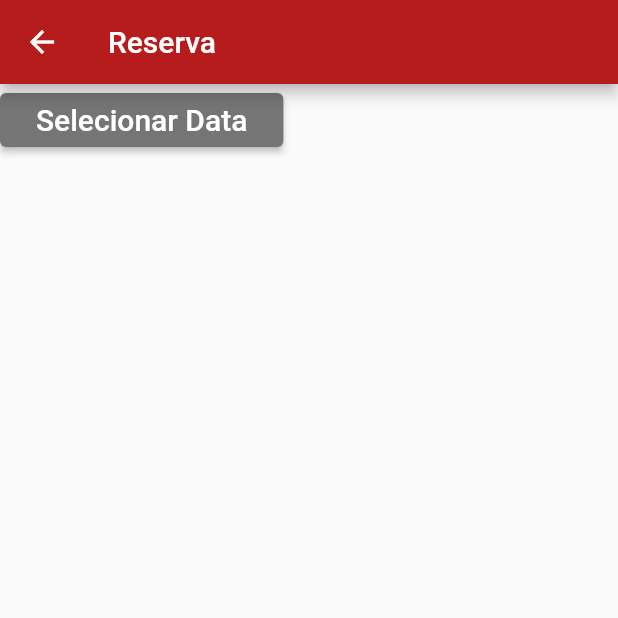
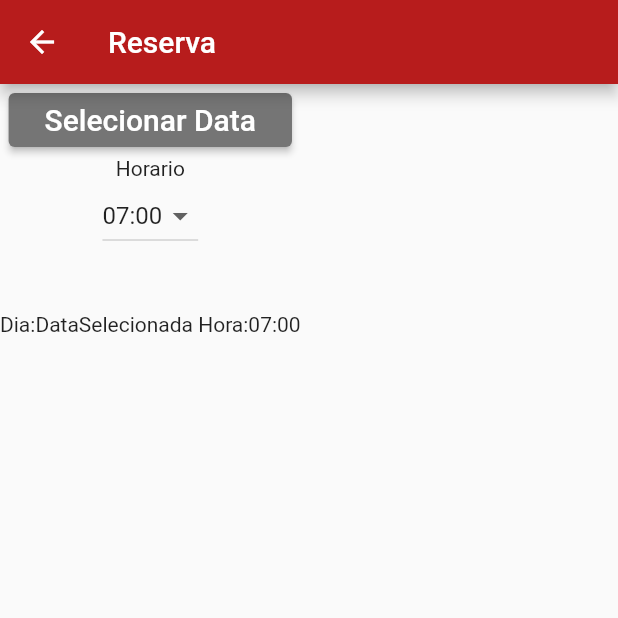
Before and after one commit to gabrielbarreto030/MotoView2, a Flutter app: the Agendamento screen opened directly, on a phone screen of 412 x 824 dp, the top half of it. Run offline on Flutter 3.47's test engine with Material 2 defaults, Android fonts, the phone set to English and light mode, and no system bars.

Commit message:
Implementado Campo de Seleção de Horario

```diff
--- a/lib/screen/Agendamento.dart
+++ b/lib/screen/Agendamento.dart
@@ -9,9 +9,52 @@ class Agendamento extends StatefulWidget{
   }
 }
 
+class Horario{
+  int id;
+  String hora;
+
+  Horario(this.id,this.hora);
+
+  static List<Horario> getHorario (){
+    return <Horario>[
+      Horario(1,"07:00"),
+      Horario(1,"08:00"),
+      Horario(1,"09:00"),
+      Horario(1,"10:00"),
+      Horario(1,"11:00"),
+      Horario(1,"12:00"),
+      Horario(1,"13:00"),
+      Horario(1,"14:00"),
+      Horario(1,"15:00"),
+      Horario(1,"16:00"),
+      Horario(1,"17:00"),
+      Horario(1,"18:00"),
+      Horario(1,"19:00"),
+      ];
+  }
+}
 
 class StateAgendamento extends State<Agendamento>{
-   DateTime _date=DateTime.now();
+   DateTime _date=DateTime.now();//Pegar Data Atual
+   List<Horario> _horarios=Horario.getHorario();
+   List<DropdownMenuItem<Horario>> _dropdownhorarios;
+   Horario _selectedHorario;
+
+   @override
+   void initState(){
+     _dropdownhorarios=Builddrophorarios(_horarios);
+     _selectedHorario=_dropdownhorarios[0].value;
+     super.initState();
+   }
+
+   List<DropdownMenuItem<Horario>> Builddrophorarios(List horarios){
+       List<DropdownMenuItem<Horario>> horas = List();
+
+       for(Horario hora in horarios){
+         horas.add(DropdownMenuItem(value: hora,child: Text(hora.hora)));
+       }
+       return horas;
+   }
 
    Future<Null> FazData(BuildContext context) async {
       final DateTime DataClick= await showDatePicker(
@@ -26,6 +69,11 @@ class StateAgendamento extends State<Agendamento>{
           print(_date.toString());
         });
       }
+    }
+    ChangedHorario(Horario selectHoraio){
+        setState(() {
+          _selectedHorario=selectHoraio;
+        });
     }
   @override
   Widget build(BuildContext context) {
@@ -47,6 +95,18 @@ class StateAgendamento extends State<Agendamento>{
             style: TextStyle(fontSize: 20)
           ),
         ),
+        Container(
+          child: Column(children: <Widget>[
+            Text("Horario"),
+            DropdownButton(
+              value: _selectedHorario,
+              items: _dropdownhorarios, onChanged: ChangedHorario),
+            SizedBox(height: 40.0),
+            Text("Dia:DataSelecionada Hora:${_selectedHorario.hora}")
+
+
+          ],),
+        )
         ]
       ),
 
```
